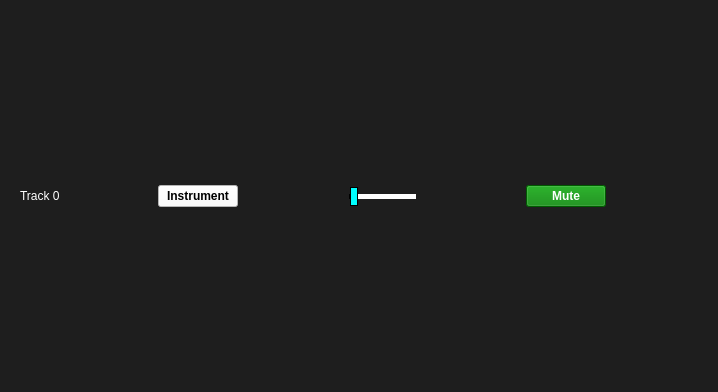
The window that Frontend/Designer/track.ui (odevincenti/ASSD_TP2) describes before a commit, drawn with Qt 5.
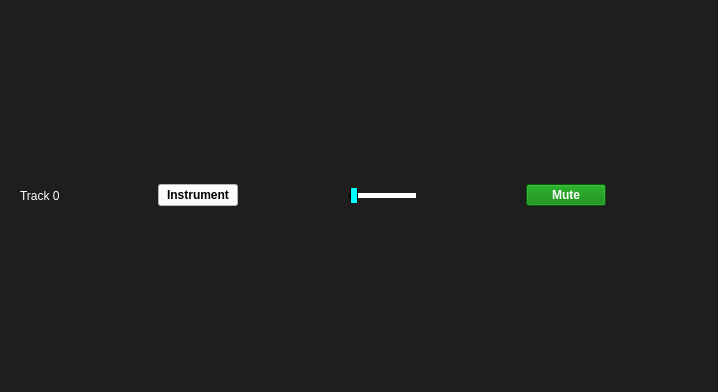
The same window after the commit.

Diff of the .ui file:
```diff
--- a/Frontend/Designer/track.ui
+++ b/Frontend/Designer/track.ui
@@ -21,7 +21,7 @@
     <layout class="QVBoxLayout" name="verticalLayout">
      <item>
       <widget class="QWidget" name="widget_Track" native="true">
-       <layout class="QHBoxLayout" name="horizontalLayout">
+       <layout class="QVBoxLayout" name="verticalLayout_4">
         <item>
          <layout class="QHBoxLayout" name="track0_layout">
           <item>
```
